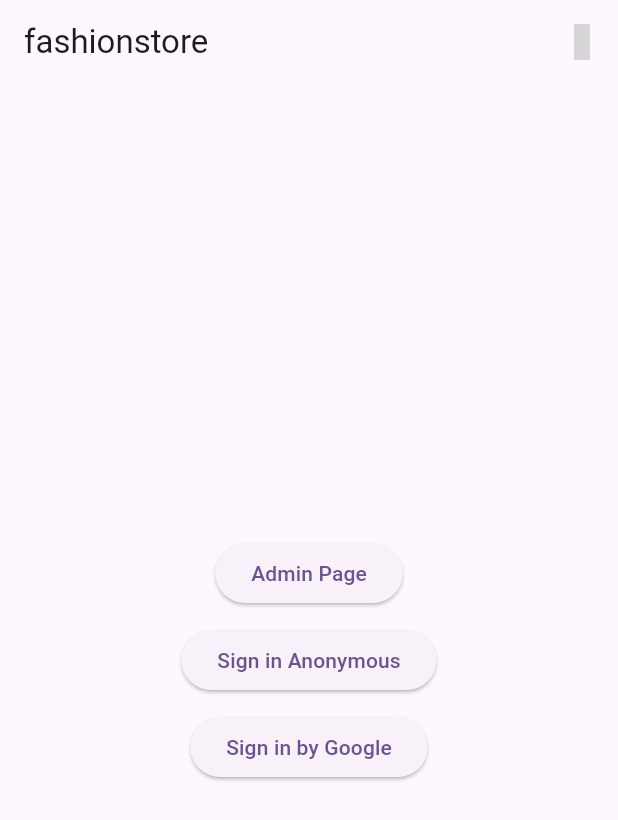
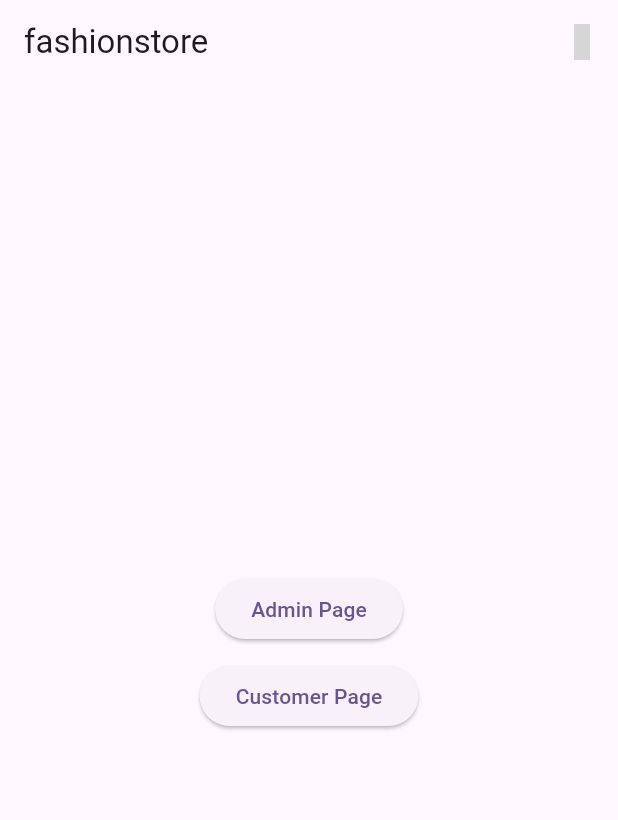
Before and after one commit to Siputsss/siska-fb, a Flutter app: the screen it shows after launch, on a phone screen of 412 x 824 dp. Shown: the top 820 px of the screen. Run offline on Flutter 3.47's test engine with Material 3 defaults, Android fonts, the phone set to English and light mode, and no system bars; our stand-ins replace cloud_firestore, firebase_auth, firebase_core, firebase_storage, image_picker, simple_icons; missing offline and left inert: dart:html; accounts and stored records are empty; grey boxes are pictures that could not be loaded.

Commit message:
feat: fix the home page

```diff
--- a/lib/ui_screens/home.dart
+++ b/lib/ui_screens/home.dart
@@ -32,7 +32,10 @@ class Home extends StatelessWidget {
               builder: (context, snapshot) => Column(
                 children: [
                   ElevatedButton(
-                    onPressed: () {
+                    onPressed: () async {
+                      // final google = GoogleAuthProvider().setCustomParameters({'prompt': 'select_account'});
+                      // await FirebaseAuth.instance.signInWithPopup(google);
+                      // // ignore: use_build_context_synchronously
                       Navigator.push(
                         context,
                         MaterialPageRoute(builder: (context) => const AdminPage()),
@@ -46,17 +49,10 @@ class Home extends StatelessWidget {
                       await FirebaseAuth.instance.signInAnonymously();
                     },
                     child: const Text(
-                      "Sign in Anonymous",
+                      "Customer Page",
                     ),
                   ),
                   const SizedBox(height: 10),
-                  ElevatedButton(
-                    onPressed: () async {
-                      final google = GoogleAuthProvider().setCustomParameters({'prompt': 'select_account'});
-                      await FirebaseAuth.instance.signInWithPopup(google);
-                    },
-                    child: const Text("Sign in by Google"),
-                  ),
                 ],
               ),
             ),
```
